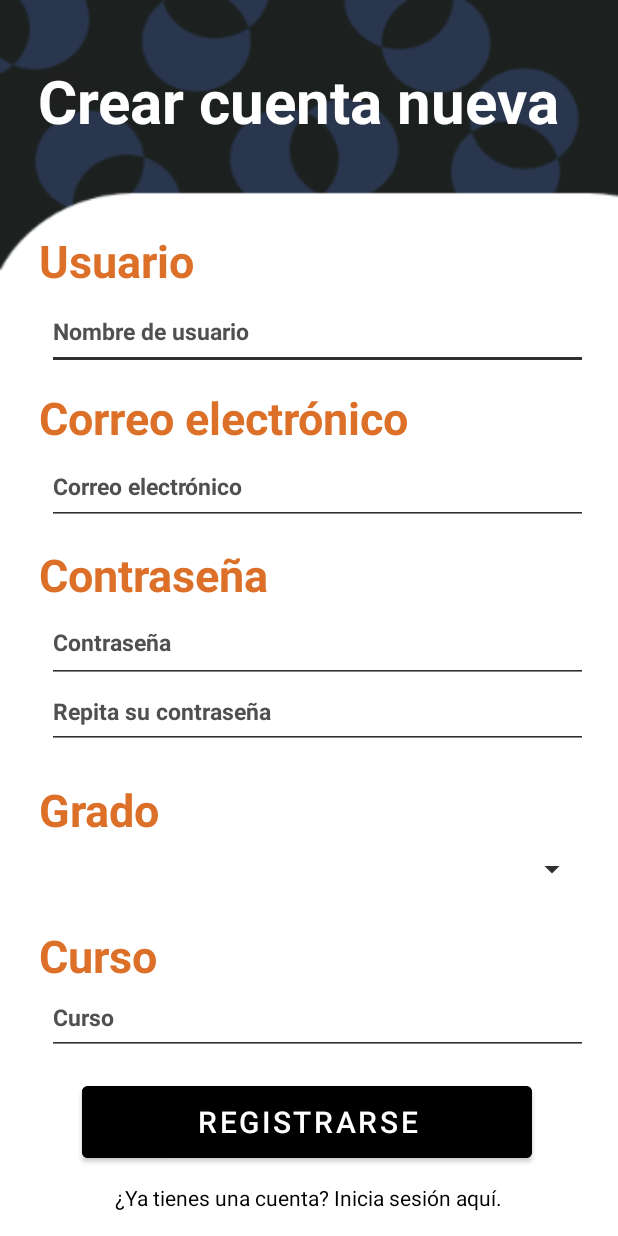
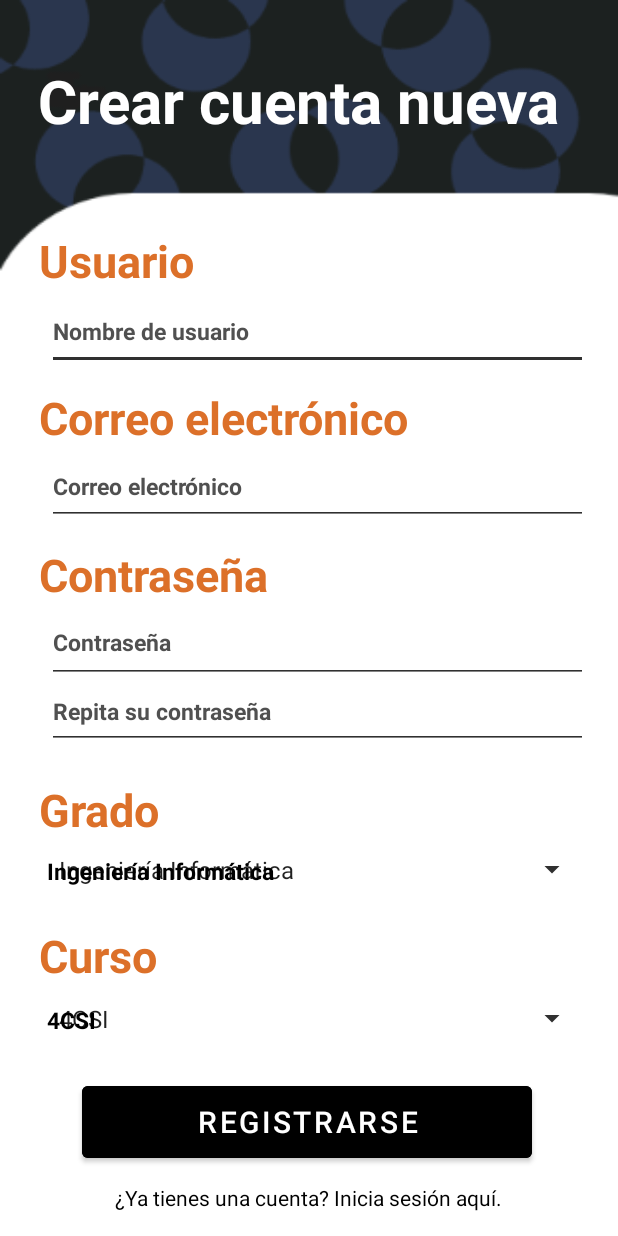
Before and after one commit to Lmmp-02/NPI, an Android app: the RegistraUsuarioActivity screen opened directly, with no data from a screen before it, on a phone screen of 412 x 824 dp. Run offline under Robolectric (Android 15) with nearby library versions, the phone set to English and light mode, and no system bars; our stand-ins replace Firebase (no records; nobody signed in at launch, a user with empty details on screens opened directly).

Commit message:
Multimenu creado correctamente

```diff
--- a/Practica_3/AsistenteEtsiit/app/src/main/java/grupo2/AsistenteEtsiit/RegistraUsuarioActivity.java
+++ b/Practica_3/AsistenteEtsiit/app/src/main/java/grupo2/AsistenteEtsiit/RegistraUsuarioActivity.java
@@ -8,6 +8,8 @@ import android.content.Intent;
 import android.os.Bundle;
 import android.text.TextUtils;
 import android.view.View;
+import android.widget.AdapterView;
+import android.widget.ArrayAdapter;
 import android.widget.Button;
 import android.widget.EditText;
 import android.widget.Spinner;
@@ -23,11 +25,16 @@ import com.google.firebase.database.FirebaseDatabase;
 import com.google.firebase.storage.FirebaseStorage;
 import com.google.firebase.storage.StorageReference;
 
+import java.util.ArrayList;
+import java.util.List;
+
 public class RegistraUsuarioActivity extends AppCompatActivity {
-    TextView boton_login, boton_invitado;
-    EditText usuario, correo, password, re_password, grupo;
-    Spinner grado;
+    TextView boton_login, boton_invitado, txtGrado, txtCurso;
+    EditText usuario, correo, password, re_password;
+    Spinner grado, curso;
     Button boton_registro;
+
+    List<String> opcionesCurso;
     FirebaseAuth auth;
     String emailRegex = "^[\\w-\\.]+@([\\w-]+\\.)+[\\w-]{2,4}$";
     FirebaseDatabase database;
@@ -46,9 +53,60 @@ public class RegistraUsuarioActivity extends AppCompatActivity {
         password = findViewById(R.id.editTextPassword);
         re_password = findViewById(R.id.editTextPassword2);
         grado = findViewById(R.id.spinnerGrado);
-        grupo = findViewById(R.id.editTextCurso);
+        curso = findViewById(R.id.spinnerCurso);
         boton_login = findViewById(R.id.textoRegistro);
         boton_registro = findViewById(R.id.boton_entrar);
+        txtGrado = findViewById(R.id.txtGrado);
+        txtCurso = findViewById(R.id.txtCurso);
+
+        // Define las opciones disponibles en el Spinner
+        String[] opcionesGrado = {"Ingeniería Informática", "Ingeniería de Telecomunicaciones"};
+
+        // Crea un ArrayAdapter usando las opciones y un layout predeterminado para los elementos del Spinner
+        ArrayAdapter<String> adapter = new ArrayAdapter<>(this, android.R.layout.simple_spinner_item, opcionesGrado);
+
+        // Especifica el layout a utilizar cuando aparece la lista de opciones
+        adapter.setDropDownViewResource(android.R.layout.simple_spinner_dropdown_item);
+
+        // Asigna el adaptador al Spinner
+        grado.setAdapter(adapter);
+
+        // Opciones iniciales para el segundo Spinner
+        opcionesCurso = new ArrayList<>();
+        ArrayAdapter<String> adapter2 = new ArrayAdapter<>(this, android.R.layout.simple_spinner_item, opcionesCurso);
+        adapter2.setDropDownViewResource(android.R.layout.simple_spinner_dropdown_item);
+        curso.setAdapter(adapter2);
+
+        // Maneja el evento de selección del Spinner
+        grado.setOnItemSelectedListener(new AdapterView.OnItemSelectedListener() {
+            @Override
+            public void onItemSelected(AdapterView<?> parentView, View selectedItemView, int position, long id) {
+                String selectedOption = opcionesGrado[position];
+                txtGrado.setText(selectedOption);
+
+                // Actualiza las opciones del segundo Spinner según la selección en el primer Spinner
+                actualizarCursos(position);
+            }
+
+            @Override
+            public void onNothingSelected(AdapterView<?> parentView) {
+                // Maneja el caso en el que no se selecciona nada (opcional)
+            }
+        });
+
+        // Evento Spinner 2
+        curso.setOnItemSelectedListener(new AdapterView.OnItemSelectedListener() {
+            @Override
+            public void onItemSelected(AdapterView<?> parentView, View selectedItemView, int position, long id) {
+                String selectedOption = opcionesCurso.get(position);
+                txtCurso.setText(selectedOption);
+            }
+
+            @Override
+            public void onNothingSelected(AdapterView<?> parentView) {
+                // Maneja el caso en el que no se selecciona nada (opcional)
+            }
+        });
 
 
         //Si se pulsa iniciar sesion, vamos a dicha actividad
@@ -71,8 +129,8 @@ public class RegistraUsuarioActivity extends AppCompatActivity {
                 String pass = password.getText().toString();
                 String pass2 = re_password.getText().toString();
                 String mail = correo.getText().toString();
-                String grad = grado.getText().toString();
-                String grup = grupo.getText().toString();
+                String grad = txtGrado.getText().toString();
+                String grup = txtCurso.getText().toString();
 
                 if(TextUtils.isEmpty(user) || TextUtils.isEmpty(mail) || TextUtils.isEmpty(pass) || TextUtils.isEmpty(pass2)){
                     Toast.makeText(RegistraUsuarioActivity.this, "Faltan campos obligatorios por rellenar", Toast.LENGTH_SHORT).show();
@@ -140,4 +198,28 @@ public class RegistraUsuarioActivity extends AppCompatActivity {
 
     }
 
+    // Método para actualizar las opciones del segundo Spinner
+    private void actualizarCursos(int position) {
+        // Lógica para determinar las opciones del segundo Spinner según la selección en el primer Spinner
+        // Aquí puedes agregar tu lógica específica para cada posición en el primer Spinner
+
+        List<String> nuevasOpciones = new ArrayList<>();
+        if (position == 0) {
+            nuevasOpciones.add("4CSI");
+            nuevasOpciones.add("4TI");
+            nuevasOpciones.add("4IS");
+            nuevasOpciones.add("4IC");
+            nuevasOpciones.add("4SI");
+        } else{
+            nuevasOpciones.add("4A");
+            nuevasOpciones.add("4B");
+        }
+
+        opcionesCurso = nuevasOpciones;
+
+        // Actualiza las opciones del segundo Spinner
+        ArrayAdapter<String> adapter2 = new ArrayAdapter<>(this, android.R.layout.simple_spinner_item, opcionesCurso);
+        adapter2.setDropDownViewResource(android.R.layout.simple_spinner_dropdown_item);
+        curso.setAdapter(adapter2);
+    }
 }
--- a/Practica_3/AsistenteEtsiit/app/src/main/res/layout/activity_registra_usuario.xml
+++ b/Practica_3/AsistenteEtsiit/app/src/main/res/layout/activity_registra_usuario.xml
@@ -89,6 +89,41 @@
         app:layout_constraintTop_toTopOf="parent"
         app:layout_constraintVertical_bias="0.789" />
 
+    <Spinner
+        android:id="@+id/spinnerCurso"
+        android:layout_width="0dp"
+        android:layout_height="51dp"
+        android:layout_marginStart="5dp"
+        android:layout_marginTop="-5dp"
+        android:layout_marginEnd="20dp"
+        android:backgroundTint="#303030"
+        android:ems="10"
+        android:textColor="@color/black"
+        android:textSize="15sp"
+        android:textStyle="bold"
+        app:layout_constraintEnd_toEndOf="parent"
+        app:layout_constraintHorizontal_bias="0.0"
+        app:layout_constraintStart_toStartOf="@+id/textView10"
+        app:layout_constraintTop_toBottomOf="@+id/textView10" />
+
+    <TextView
+        android:id="@+id/txtCurso"
+        android:layout_width="0dp"
+        android:layout_height="54dp"
+        android:layout_marginStart="5dp"
+        android:layout_marginTop="-5dp"
+        android:layout_marginEnd="20dp"
+        android:backgroundTint="#303030"
+        android:ems="10"
+        android:gravity="center_vertical"
+        android:text="Curso seleccionado:"
+        android:textColor="@color/black"
+        android:textSize="15sp"
+        android:textStyle="bold"
+        app:layout_constraintEnd_toEndOf="parent"
+        app:layout_constraintStart_toStartOf="@+id/textView10"
+        app:layout_constraintTop_toBottomOf="@+id/textView10" />
+
     <EditText
         android:id="@+id/editTextNombre"
         android:layout_width="0dp"
@@ -160,6 +195,24 @@
         app:layout_constraintStart_toStartOf="@+id/textView9"
         app:layout_constraintTop_toBottomOf="@+id/textView9" />
 
+    <TextView
+        android:id="@+id/txtGrado"
+        android:layout_width="0dp"
+        android:layout_height="54dp"
+        android:layout_marginStart="5dp"
+        android:layout_marginTop="-5dp"
+        android:layout_marginEnd="20dp"
+        android:backgroundTint="#303030"
+        android:ems="10"
+        android:gravity="center_vertical"
+        android:text="Grado seleccionado:"
+        android:textColor="@color/black"
+        android:textSize="15sp"
+        android:textStyle="bold"
+        app:layout_constraintEnd_toEndOf="parent"
+        app:layout_constraintStart_toStartOf="@+id/textView9"
+        app:layout_constraintTop_toBottomOf="@+id/textView9" />
+
 
     <TextView
         android:id="@+id/textView9"
@@ -199,25 +252,6 @@
         app:layout_constraintStart_toStartOf="@+id/editTextPassword"
         app:layout_constraintTop_toBottomOf="@+id/editTextPassword" />
 
-    <EditText
-        android:id="@+id/editTextCurso"
-        android:layout_width="0dp"
-        android:layout_height="50dp"
-        android:layout_marginStart="5dp"
-        android:layout_marginTop="-5dp"
-        android:layout_marginEnd="20dp"
-        android:backgroundTint="#303030"
-        android:ems="10"
-        android:hint="@string/curso"
-        android:inputType="text"
-        android:textColor="@color/black"
-        android:textColorHint="#505050"
-        android:textSize="15sp"
-        android:textStyle="bold"
-        app:layout_constraintEnd_toEndOf="parent"
-        app:layout_constraintStart_toStartOf="@+id/textView10"
-        app:layout_constraintTop_toBottomOf="@+id/textView10" />
-
     <TextView
         android:id="@+id/textView11"
         android:layout_width="291dp"
```
